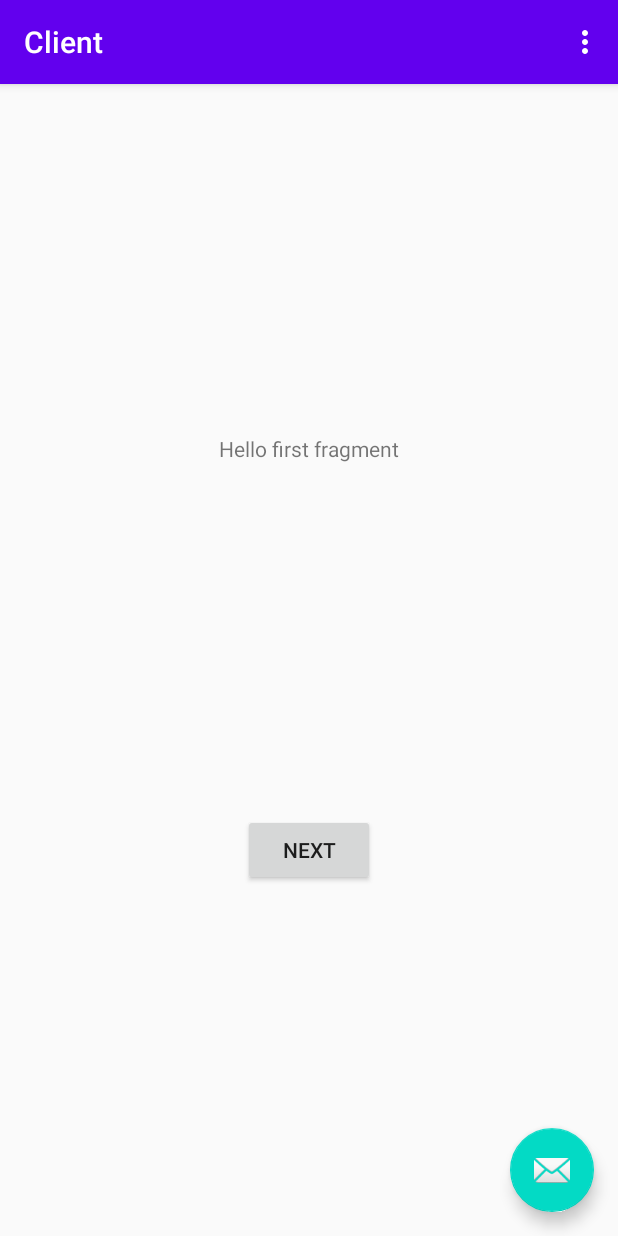
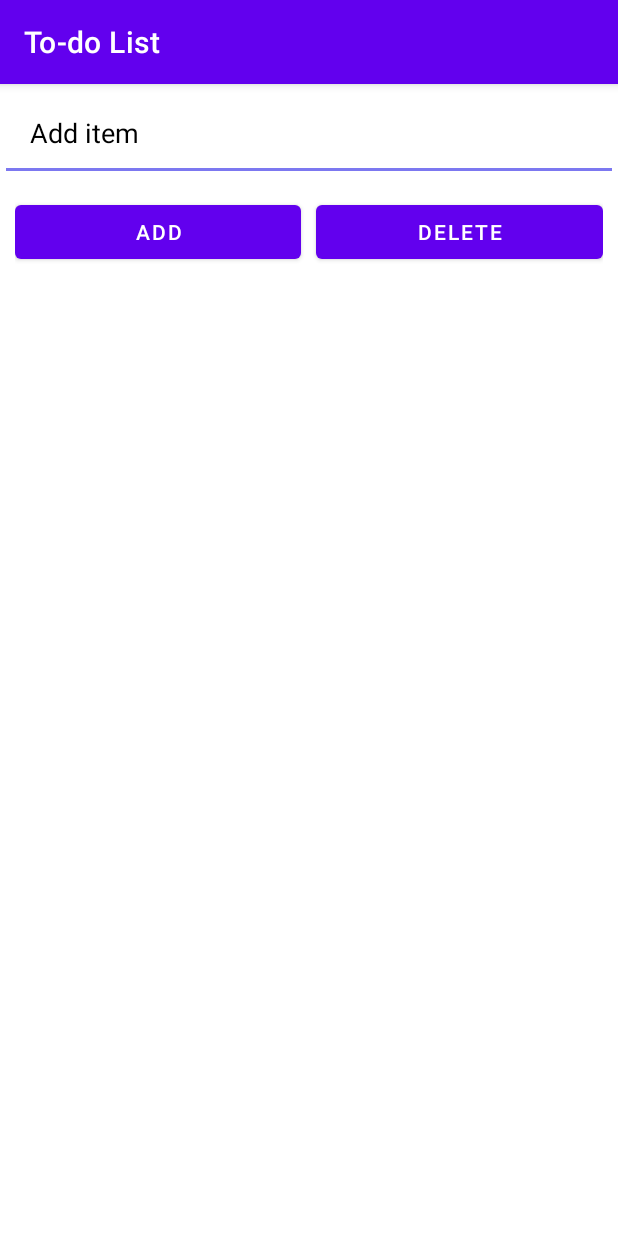
Before and after one commit to pechavarriaa/Tcp_Python-Server_Kotlin-Android-Client, an Android app: the screen it shows after launch (MainActivity), on a phone screen of 412 x 824 dp. Run offline under Robolectric (Android 15) with nearby library versions, the phone set to English and light mode, and no system bars.

Commit message:
changed content on android app client

```diff
--- a/Client/app/src/main/AndroidManifest.xml
+++ b/Client/app/src/main/AndroidManifest.xml
@@ -9,10 +9,7 @@
         android:roundIcon="@mipmap/ic_launcher_round"
         android:supportsRtl="true"
         android:theme="@style/AppTheme">
-        <activity
-            android:name=".MainActivity"
-            android:label="@string/app_name"
-            android:theme="@style/AppTheme.NoActionBar">
+        <activity android:name=".MainActivity">
             <intent-filter>
                 <action android:name="android.intent.action.MAIN" />
 
--- a/Client/app/src/main/java/com/example/client/FirstFragment.kt
+++ /dev/null
@@ -1,31 +0,0 @@
-package com.example.client
-
-import android.os.Bundle
-import androidx.fragment.app.Fragment
-import android.view.LayoutInflater
-import android.view.View
-import android.view.ViewGroup
-import android.widget.Button
-import androidx.navigation.fragment.findNavController
-
-/**
- * A simple [Fragment] subclass as the default destination in the navigation.
- */
-class FirstFragment : Fragment() {
-
-    override fun onCreateView(
-            inflater: LayoutInflater, container: ViewGroup?,
-            savedInstanceState: Bundle?
-    ): View? {
-        // Inflate the layout for this fragment
-        return inflater.inflate(R.layout.fragment_first, container, false)
-    }
-
-    override fun onViewCreated(view: View, savedInstanceState: Bundle?) {
-        super.onViewCreated(view, savedInstanceState)
-
-        view.findViewById<Button>(R.id.button_first).setOnClickListener {
-            findNavController().navigate(R.id.action_FirstFragment_to_SecondFragment)
-        }
-    }
-}
--- a/Client/app/src/main/java/com/example/client/MainActivity.kt
+++ b/Client/app/src/main/java/com/example/client/MainActivity.kt
@@ -1,11 +1,9 @@
 package com.example.client
 
+import androidx.appcompat.app.AppCompatActivity
 import android.os.Bundle
-import com.google.android.material.snackbar.Snackbar
-import androidx.appcompat.app.AppCompatActivity
-import android.view.Menu
-import android.view.MenuItem
-
+import android.util.SparseBooleanArray
+import android.widget.ArrayAdapter
 import kotlinx.android.synthetic.main.activity_main.*
 
 class MainActivity : AppCompatActivity() {
@@ -13,27 +11,35 @@ class MainActivity : AppCompatActivity() {
     override fun onCreate(savedInstanceState: Bundle?) {
         super.onCreate(savedInstanceState)
         setContentView(R.layout.activity_main)
-        setSupportActionBar(toolbar)
+        // Initializing the array lists and the adapter
+        var itemlist = arrayListOf<String>()
+        var adapter =ArrayAdapter<String>(this,
+            android.R.layout.simple_list_item_multiple_choice
+            , itemlist)
+        // Adding the items to the list when the add button is pressed
+        add.setOnClickListener {
 
-        fab.setOnClickListener { view ->
-            Snackbar.make(view, "Replace with your own action", Snackbar.LENGTH_LONG)
-                    .setAction("Action", null).show()
+            itemlist.add(editText.text.toString())
+            listView.adapter =  adapter
+            adapter.notifyDataSetChanged()
+            // This is because every time when you add the item the input space or the eidt text space will be cleared
+            editText.text.clear()
         }
-    }
 
-    override fun onCreateOptionsMenu(menu: Menu): Boolean {
-        // Inflate the menu; this adds items to the action bar if it is present.
-        menuInflater.inflate(R.menu.menu_main, menu)
-        return true
-    }
-
-    override fun onOptionsItemSelected(item: MenuItem): Boolean {
-        // Handle action bar item clicks here. The action bar will
-        // automatically handle clicks on the Home/Up button, so long
-        // as you specify a parent activity in AndroidManifest.xml.
-        return when (item.itemId) {
-            R.id.action_settings -> true
-            else -> super.onOptionsItemSelected(item)
+        // Selecting and Deleting the items from the list when the delete button is pressed
+        delete.setOnClickListener {
+            val position: SparseBooleanArray = listView.checkedItemPositions
+            val count = listView.count
+            var item = count - 1
+            while (item >= 0) {
+                if (position.get(item))
+                {
+                    adapter.remove(itemlist[item])
+                }
+                item--
+            }
+            position.clear()
+            adapter.notifyDataSetChanged()
         }
     }
 }
--- a/Client/app/src/main/res/layout/activity_main.xml
+++ b/Client/app/src/main/res/layout/activity_main.xml
@@ -1,33 +1,48 @@
 <?xml version="1.0" encoding="utf-8"?>
-<androidx.coordinatorlayout.widget.CoordinatorLayout xmlns:android="http://schemas.android.com/apk/res/android"
+<RelativeLayout      xmlns:android="http://schemas.android.com/apk/res/android"
     xmlns:app="http://schemas.android.com/apk/res-auto"
     xmlns:tools="http://schemas.android.com/tools"
     android:layout_width="match_parent"
     android:layout_height="match_parent"
     tools:context=".MainActivity">
 
-    <com.google.android.material.appbar.AppBarLayout
+    <EditText
+        android:id="@+id/editText"
+        android:padding="20dp"
         android:layout_width="match_parent"
         android:layout_height="wrap_content"
-        android:theme="@style/AppTheme.AppBarOverlay">
+        android:hint="@string/add_an_item"
+        android:textColorHint="@color/black"
+        android:textColor="@color/black"/>
 
-        <androidx.appcompat.widget.Toolbar
-            android:id="@+id/toolbar"
-            android:layout_width="match_parent"
-            android:layout_height="?attr/actionBarSize"
-            android:background="?attr/colorPrimary"
-            app:popupTheme="@style/AppTheme.PopupOverlay" />
+    <LinearLayout
+        android:id="@+id/linearLayout1"
+        android:layout_width="match_parent"
+        android:layout_height="wrap_content"
+        android:padding="10dp"
+        android:orientation="horizontal"
+        android:layout_below="@id/editText">
 
-    </com.google.android.material.appbar.AppBarLayout>
+        <Button
+            android:id="@+id/add"
+            android:layout_weight="1"
+            android:layout_width="0dp"
+            android:layout_height="wrap_content"
+            android:text="@string/add"/>
+        <Button
+            android:id="@+id/delete"
+            android:layout_weight="1"
+            android:layout_width="0dp"
+            android:layout_marginStart="10dp"
+            android:layout_height="wrap_content"
+            android:text="@string/delete"/>
+    </LinearLayout>
 
-    <include layout="@layout/content_main" />
+    <ListView
+        android:id="@+id/listView"
+        android:layout_below="@id/linearLayout1"
+        android:layout_width="match_parent"
+        android:layout_height="wrap_content"
+        android:choiceMode="multipleChoice"/>
 
-    <com.google.android.material.floatingactionbutton.FloatingActionButton
-        android:id="@+id/fab"
-        android:layout_width="wrap_content"
-        android:layout_height="wrap_content"
-        android:layout_gravity="bottom|end"
-        android:layout_margin="@dimen/fab_margin"
-        app:srcCompat="@android:drawable/ic_dialog_email" />
-
-</androidx.coordinatorlayout.widget.CoordinatorLayout>
+</RelativeLayout>
--- a/Client/app/src/main/res/layout/content_main.xml
+++ /dev/null
@@ -1,19 +0,0 @@
-<?xml version="1.0" encoding="utf-8"?>
-<androidx.constraintlayout.widget.ConstraintLayout xmlns:android="http://schemas.android.com/apk/res/android"
-    xmlns:app="http://schemas.android.com/apk/res-auto"
-    android:layout_width="match_parent"
-    android:layout_height="match_parent"
-    app:layout_behavior="@string/appbar_scrolling_view_behavior">
-
-    <fragment
-        android:id="@+id/nav_host_fragment"
-        android:name="androidx.navigation.fragment.NavHostFragment"
-        android:layout_width="0dp"
-        android:layout_height="0dp"
-        app:defaultNavHost="true"
-        app:layout_constraintBottom_toBottomOf="parent"
-        app:layout_constraintLeft_toLeftOf="parent"
-        app:layout_constraintRight_toRightOf="parent"
-        app:layout_constraintTop_toTopOf="parent"
-        app:navGraph="@navigation/nav_graph" />
-</androidx.constraintlayout.widget.ConstraintLayout>
--- a/Client/app/src/main/res/layout/fragment_first.xml
+++ /dev/null
@@ -1,28 +0,0 @@
-<?xml version="1.0" encoding="utf-8"?>
-<androidx.constraintlayout.widget.ConstraintLayout xmlns:android="http://schemas.android.com/apk/res/android"
-    xmlns:app="http://schemas.android.com/apk/res-auto"
-    xmlns:tools="http://schemas.android.com/tools"
-    android:layout_width="match_parent"
-    android:layout_height="match_parent"
-    tools:context=".FirstFragment">
-
-    <TextView
-        android:id="@+id/textview_first"
-        android:layout_width="wrap_content"
-        android:layout_height="wrap_content"
-        android:text="@string/hello_first_fragment"
-        app:layout_constraintBottom_toTopOf="@id/button_first"
-        app:layout_constraintEnd_toEndOf="parent"
-        app:layout_constraintStart_toStartOf="parent"
-        app:layout_constraintTop_toTopOf="parent" />
-
-    <Button
-        android:id="@+id/button_first"
-        android:layout_width="wrap_content"
-        android:layout_height="wrap_content"
-        android:text="@string/next"
-        app:layout_constraintBottom_toBottomOf="parent"
-        app:layout_constraintEnd_toEndOf="parent"
-        app:layout_constraintStart_toStartOf="parent"
-        app:layout_constraintTop_toBottomOf="@id/textview_first" />
-</androidx.constraintlayout.widget.ConstraintLayout>
--- a/Client/app/src/main/res/menu/menu_main.xml
+++ /dev/null
@@ -1,10 +0,0 @@
-<menu xmlns:android="http://schemas.android.com/apk/res/android"
-    xmlns:app="http://schemas.android.com/apk/res-auto"
-    xmlns:tools="http://schemas.android.com/tools"
-    tools:context="com.example.client.MainActivity">
-    <item
-        android:id="@+id/action_settings"
-        android:orderInCategory="100"
-        android:title="@string/action_settings"
-        app:showAsAction="never" />
-</menu>
--- a/Client/app/src/main/res/navigation/nav_graph.xml
+++ /dev/null
@@ -1,28 +0,0 @@
-<?xml version="1.0" encoding="utf-8"?>
-<navigation xmlns:android="http://schemas.android.com/apk/res/android"
-    xmlns:app="http://schemas.android.com/apk/res-auto"
-    xmlns:tools="http://schemas.android.com/tools"
-    android:id="@+id/nav_graph"
-    app:startDestination="@id/FirstFragment">
-
-    <fragment
-        android:id="@+id/FirstFragment"
-        android:name="com.example.client.FirstFragment"
-        android:label="@string/first_fragment_label"
-        tools:layout="@layout/fragment_first">
-
-        <action
-            android:id="@+id/action_FirstFragment_to_SecondFragment"
-            app:destination="@id/SecondFragment" />
-    </fragment>
-    <fragment
-        android:id="@+id/SecondFragment"
-        android:name="com.example.client.SecondFragment"
-        android:label="@string/second_fragment_label"
-        tools:layout="@layout/fragment_second">
-
-        <action
-            android:id="@+id/action_SecondFragment_to_FirstFragment"
-            app:destination="@id/FirstFragment" />
-    </fragment>
-</navigation>
--- a/Client/app/src/main/res/values/colors.xml
+++ b/Client/app/src/main/res/values/colors.xml
@@ -1,6 +1,12 @@
 <?xml version="1.0" encoding="utf-8"?>
 <resources>
     <color name="colorPrimary">#6200EE</color>
-    <color name="colorPrimaryDark">#3700B3</color>
-    <color name="colorAccent">#03DAC5</color>
+    <color name="colorPrimaryVariant">#3700B3</color>
+    <color name="colorOnPrimary">#FFFFFF</color>
+    <color name="colorAccent">#7C78F0</color>
+    <color name="salmon">#F08D78</color>
+    <color name="black">#000000</color>
+    <color name="white">#ffffff</color>
+    <color name="yellow">#FFFFCC</color>
+    <color name="sparkGreen">#78F0C9</color>
 </resources>
--- a/Client/app/src/main/res/values/dimens.xml
+++ /dev/null
@@ -1,3 +0,0 @@
-<resources>
-    <dimen name="fab_margin">16dp</dimen>
-</resources>
--- a/Client/app/src/main/res/values/strings.xml
+++ b/Client/app/src/main/res/values/strings.xml
@@ -1,12 +1,8 @@
 <resources>
-    <string name="app_name">Client</string>
-    <string name="action_settings">Settings</string>
-    <!-- Strings used for fragments for navigation -->
-    <string name="first_fragment_label">First Fragment</string>
-    <string name="second_fragment_label">Second Fragment</string>
-    <string name="next">Next</string>
-    <string name="previous">Previous</string>
-
-    <string name="hello_first_fragment">Hello first fragment</string>
-    <string name="hello_second_fragment">Hello second fragment. Arg: %1$s</string>
+    <string name="app_name">To-do List</string>
+    <string name="add_an_item">Add item</string>
+    <string name="add">Add</string>
+    <string name="delete">Delete</string>
+    <string name="clear">Clear</string>
+    <string name="to_do_list">To-Do List</string>
 </resources>
--- a/Client/app/src/main/res/values/styles.xml
+++ b/Client/app/src/main/res/values/styles.xml
@@ -1,20 +1,8 @@
 <resources>
-
     <!-- Base application theme. -->
-    <style name="AppTheme" parent="Theme.AppCompat.Light.DarkActionBar">
+    <style name="AppTheme" parent="Theme.MaterialComponents.Light.DarkActionBar">
         <!-- Customize your theme here. -->
         <item name="colorPrimary">@color/colorPrimary</item>
-        <item name="colorPrimaryDark">@color/colorPrimaryDark</item>
         <item name="colorAccent">@color/colorAccent</item>
     </style>
-
-    <style name="AppTheme.NoActionBar">
-        <item name="windowActionBar">false</item>
-        <item name="windowNoTitle">true</item>
-    </style>
-
-    <style name="AppTheme.AppBarOverlay" parent="ThemeOverlay.AppCompat.Dark.ActionBar" />
-
-    <style name="AppTheme.PopupOverlay" parent="ThemeOverlay.AppCompat.Light" />
-
 </resources>
```
Also changed, not shown: Client/app/build.gradle (+1 -15 lines), Client/app/src/main/java/com/example/client/SecondFragment.kt (deleted, +0 -31 lines), Client/app/src/main/res/layout/fragment_second.xml (deleted, +0 -27 lines), Client/gradle/wrapper/gradle-wrapper.properties, 1 other file.
